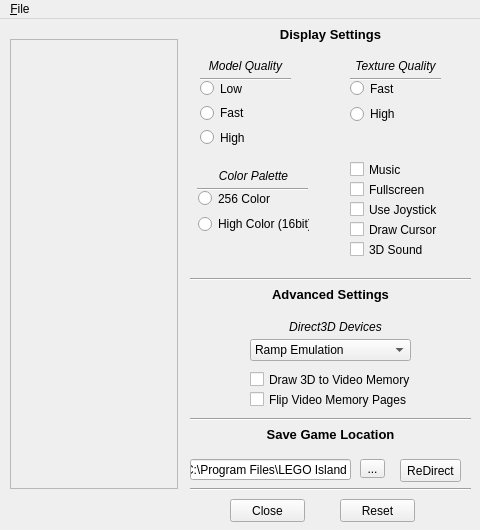
Before: the Qt Designer form src/ui/main.ui in le717/ICU, drawn with Qt 5.
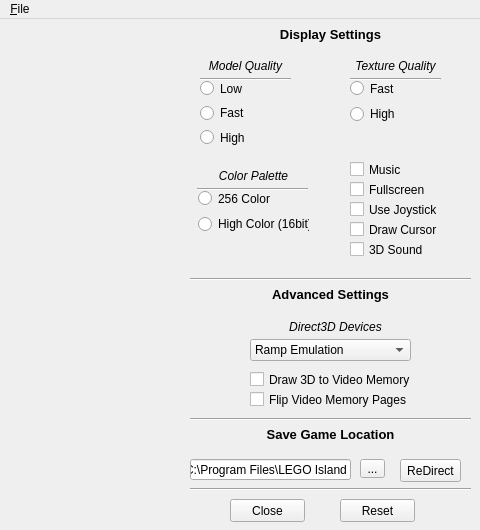
After: the same form once the commit is applied. Icons and pictures are not drawn.

What changed in the file:
```diff
--- a/src/ui/main.ui
+++ b/src/ui/main.ui
@@ -71,10 +71,7 @@
      <string notr="true">background-image: url(:/src/ui/images/Image.png);</string>
     </property>
     <property name="frameShape">
-     <enum>QFrame::StyledPanel</enum>
-    </property>
-    <property name="frameShadow">
-     <enum>QFrame::Raised</enum>
+     <enum>QFrame::NoFrame</enum>
     </property>
    </widget>
    <widget class="QCheckBox" name="FullscreenCheck">
```
Left out of the diff: 9 changed lines with no effect on the pictures.
